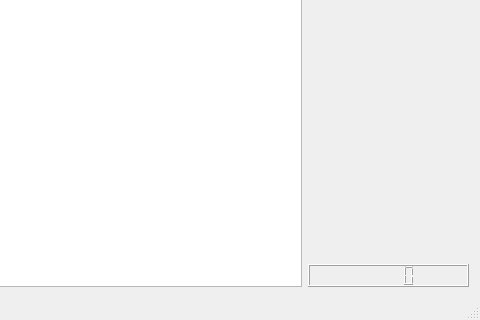
Before: the Qt Designer form SudokuFun/gui.ui in eul721/SudokuFun, drawn with Qt 5; both pictures show x 509 to 989 and y 541 to 861 of the 989 by 861 pixel window.
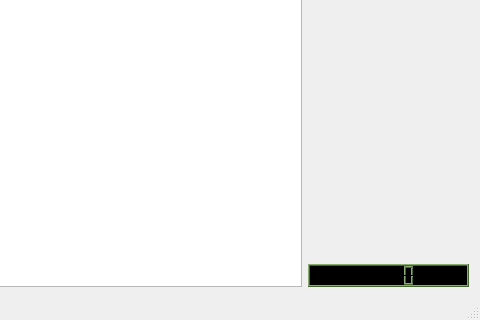
After: the same form once the commit is applied.

```diff
--- a/SudokuFun/gui.ui
+++ b/SudokuFun/gui.ui
@@ -82,7 +82,435 @@
          </spacer>
         </item>
         <item>
-         <widget class="QLCDNumber" name="timer"/>
+         <widget class="QLCDNumber" name="timer">
+          <property name="palette">
+           <palette>
+            <active>
+             <colorrole role="WindowText">
+              <brush brushstyle="SolidPattern">
+               <color alpha="255">
+                <red>0</red>
+                <green>0</green>
+                <blue>0</blue>
+               </color>
+              </brush>
+             </colorrole>
+             <colorrole role="Button">
+              <brush brushstyle="SolidPattern">
+               <color alpha="255">
+                <red>72</red>
+                <green>240</green>
+                <blue>0</blue>
+               </color>
+              </brush>
+             </colorrole>
+             <colorrole role="Light">
+              <brush brushstyle="SolidPattern">
+               <color alpha="255">
+                <red>154</red>
+                <green>154</green>
+                <blue>154</blue>
+               </color>
+              </brush>
+             </colorrole>
+             <colorrole role="Midlight">
+              <brush brushstyle="SolidPattern">
+               <color alpha="255">
+                <red>130</red>
+                <green>247</green>
+                <blue>52</blue>
+               </color>
+              </brush>
+             </colorrole>
+             <colorrole role="Dark">
+              <brush brushstyle="SolidPattern">
+               <color alpha="255">
+                <red>48</red>
+                <green>120</green>
+                <blue>0</blue>
+               </color>
+              </brush>
+             </colorrole>
+             <colorrole role="Mid">
+              <brush brushstyle="SolidPattern">
+               <color alpha="255">
+                <red>64</red>
+                <green>160</green>
+                <blue>0</blue>
+               </color>
+              </brush>
+             </colorrole>
+             <colorrole role="Text">
+              <brush brushstyle="SolidPattern">
+               <color alpha="255">
+                <red>0</red>
+                <green>0</green>
+                <blue>0</blue>
+               </color>
+              </brush>
+             </colorrole>
+             <colorrole role="BrightText">
+              <brush brushstyle="SolidPattern">
+               <color alpha="255">
+                <red>255</red>
+                <green>255</green>
+                <blue>255</blue>
+               </color>
+              </brush>
+             </colorrole>
+             <colorrole role="ButtonText">
+              <brush brushstyle="SolidPattern">
+               <color alpha="255">
+                <red>0</red>
+                <green>0</green>
+                <blue>0</blue>
+               </color>
+              </brush>
+             </colorrole>
+             <colorrole role="Base">
+              <brush brushstyle="SolidPattern">
+               <color alpha="255">
+                <red>255</red>
+                <green>255</green>
+                <blue>255</blue>
+               </color>
+              </brush>
+             </colorrole>
+             <colorrole role="Window">
+              <brush brushstyle="SolidPattern">
+               <color alpha="255">
+                <red>0</red>
+                <green>0</green>
+                <blue>0</blue>
+               </color>
+              </brush>
+             </colorrole>
+             <colorrole role="Shadow">
+              <brush brushstyle="SolidPattern">
+               <color alpha="255">
+                <red>0</red>
+                <green>0</green>
+                <blue>0</blue>
+               </color>
+              </brush>
+             </colorrole>
+             <colorrole role="AlternateBase">
+              <brush brushstyle="SolidPattern">
+               <color alpha="255">
+                <red>170</red>
+                <green>170</green>
+                <blue>255</blue>
+               </color>
+              </brush>
+             </colorrole>
+             <colorrole role="ToolTipBase">
+              <brush brushstyle="SolidPattern">
+               <color alpha="255">
+                <red>255</red>
+                <green>255</green>
+                <blue>220</blue>
+               </color>
+              </brush>
+             </colorrole>
+             <colorrole role="ToolTipText">
+              <brush brushstyle="SolidPattern">
+               <color alpha="255">
+                <red>0</red>
+                <green>0</green>
+                <blue>0</blue>
+               </color>
+              </brush>
+             </colorrole>
+            </active>
+            <inactive>
+             <colorrole role="WindowText">
+              <brush brushstyle="SolidPattern">
+               <color alpha="255">
+                <red>0</red>
+                <green>0</green>
+                <blue>0</blue>
+               </color>
+              </brush>
+             </colorrole>
+             <colorrole role="Button">
+              <brush brushstyle="SolidPattern">
+               <color alpha="255">
+                <red>72</red>
+                <green>240</green>
+                <blue>0</blue>
+               </color>
+              </brush>
+             </colorrole>
+             <colorrole role="Light">
+              <brush brushstyle="SolidPattern">
+               <color alpha="255">
+                <red>154</red>
+                <green>154</green>
+                <blue>154</blue>
+               </color>
+              </brush>
+             </colorrole>
+             <colorrole role="Midlight">
+              <brush brushstyle="SolidPattern">
+               <color alpha="255">
+                <red>130</red>
+                <green>247</green>
+                <blue>52</blue>
+               </color>
+              </brush>
+             </colorrole>
+             <colorrole role="Dark">
+              <brush brushstyle="SolidPattern">
+               <color alpha="255">
+                <red>48</red>
+                <green>120</green>
+                <blue>0</blue>
+               </color>
+              </brush>
+             </colorrole>
+             <colorrole role="Mid">
+              <brush brushstyle="SolidPattern">
+               <color alpha="255">
+                <red>64</red>
+                <green>160</green>
+                <blue>0</blue>
+               </color>
+              </brush>
+             </colorrole>
+             <colorrole role="Text">
+              <brush brushstyle="SolidPattern">
+               <color alpha="255">
+                <red>0</red>
+                <green>0</green>
+                <blue>0</blue>
+               </color>
+              </brush>
+             </colorrole>
+             <colorrole role="BrightText">
+              <brush brushstyle="SolidPattern">
+               <color alpha="255">
+                <red>255</red>
+                <green>255</green>
+                <blue>255</blue>
+               </color>
+              </brush>
+             </colorrole>
+             <colorrole role="ButtonText">
+              <brush brushstyle="SolidPattern">
+               <color alpha="255">
+                <red>0</red>
+                <green>0</green>
+                <blue>0</blue>
+               </color>
+              </brush>
+             </colorrole>
+             <colorrole role="Base">
+              <brush brushstyle="SolidPattern">
+               <color alpha="255">
+                <red>255</red>
+                <green>255</green>
+                <blue>255</blue>
+               </color>
+              </brush>
+             </colorrole>
+             <colorrole role="Window">
+              <brush brushstyle="SolidPattern">
+               <color alpha="255">
+                <red>0</red>
+                <green>0</green>
+                <blue>0</blue>
+               </color>
+              </brush>
+             </colorrole>
+             <colorrole role="Shadow">
+              <brush brushstyle="SolidPattern">
+               <color alpha="255">
+                <red>0</red>
+                <green>0</green>
+                <blue>0</blue>
+               </color>
+              </brush>
+             </colorrole>
+             <colorrole role="AlternateBase">
+              <brush brushstyle="SolidPattern">
+               <color alpha="255">
+                <red>170</red>
+                <green>170</green>
+                <blue>255</blue>
+               </color>
+              </brush>
+             </colorrole>
+             <colorrole role="ToolTipBase">
+              <brush brushstyle="SolidPattern">
+               <color alpha="255">
+                <red>255</red>
+                <green>255</green>
+                <blue>220</blue>
+               </color>
+              </brush>
+             </colorrole>
+             <colorrole role="ToolTipText">
+              <brush brushstyle="SolidPattern">
+               <color alpha="255">
+                <red>0</red>
+                <green>0</green>
+                <blue>0</blue>
+               </color>
+              </brush>
+             </colorrole>
+            </inactive>
+            <disabled>
+             <colorrole role="WindowText">
+              <brush brushstyle="SolidPattern">
+               <color alpha="255">
+                <red>48</red>
+                <green>120</green>
+                <blue>0</blue>
+               </color>
+              </brush>
+             </colorrole>
+             <colorrole role="Button">
+              <brush brushstyle="SolidPattern">
+               <color alpha="255">
+                <red>72</red>
+                <green>240</green>
+                <blue>0</blue>
+               </color>
+              </brush>
+             </colorrole>
+             <colorrole role="Light">
+              <brush brushstyle="SolidPattern">
+               <color alpha="255">
+                <red>154</red>
+                <green>154</green>
+                <blue>154</blue>
+               </color>
+              </brush>
+             </colorrole>
+             <colorrole role="Midlight">
+              <brush brushstyle="SolidPattern">
+               <color alpha="255">
+                <red>130</red>
+                <green>247</green>
+                <blue>52</blue>
+               </color>
+              </brush>
+             </colorrole>
+             <colorrole role="Dark">
+              <brush brushstyle="SolidPattern">
+               <color alpha="255">
+                <red>48</red>
+                <green>120</green>
+                <blue>0</blue>
+               </color>
+              </brush>
+             </colorrole>
+             <colorrole role="Mid">
+              <brush brushstyle="SolidPattern">
+               <color alpha="255">
+                <red>64</red>
+                <green>160</green>
+                <blue>0</blue>
+               </color>
+              </brush>
+             </colorrole>
+             <colorrole role="Text">
+              <brush brushstyle="SolidPattern">
+               <color alpha="255">
+                <red>48</red>
+                <green>120</green>
+                <blue>0</blue>
+               </color>
+              </brush>
+             </colorrole>
+             <colorrole role="BrightText">
+              <brush brushstyle="SolidPattern">
+               <color alpha="255">
+                <red>255</red>
+                <green>255</green>
+                <blue>255</blue>
+               </color>
+              </brush>
+             </colorrole>
+             <colorrole role="ButtonText">
+              <brush brushstyle="SolidPattern">
+               <color alpha="255">
+                <red>48</red>
+                <green>120</green>
+                <blue>0</blue>
+               </color>
+              </brush>
+             </colorrole>
+             <colorrole role="Base">
+              <brush brushstyle="SolidPattern">
+               <color alpha="255">
+                <red>0</red>
+                <green>0</green>
+                <blue>0</blue>
+               </color>
+              </brush>
+             </colorrole>
+             <colorrole role="Window">
+              <brush brushstyle="SolidPattern">
+               <color alpha="255">
+                <red>0</red>
+                <green>0</green>
+                <blue>0</blue>
+               </color>
+              </brush>
+             </colorrole>
+             <colorrole role="Shadow">
+              <brush brushstyle="SolidPattern">
+               <color alpha="255">
+                <red>0</red>
+                <green>0</green>
+                <blue>0</blue>
+               </color>
+              </brush>
+             </colorrole>
+             <colorrole role="AlternateBase">
+              <brush brushstyle="SolidPattern">
+               <color alpha="255">
+                <red>170</red>
+                <green>170</green>
+                <blue>255</blue>
+               </color>
+              </brush>
+             </colorrole>
+             <colorrole role="ToolTipBase">
+              <brush brushstyle="SolidPattern">
+               <color alpha="255">
+                <red>255</red>
+                <green>255</green>
+                <blue>220</blue>
+               </color>
+              </brush>
+             </colorrole>
+             <colorrole role="ToolTipText">
+              <brush brushstyle="SolidPattern">
+               <color alpha="255">
+                <red>0</red>
+                <green>0</green>
+                <blue>0</blue>
+               </color>
+              </brush>
+             </colorrole>
+            </disabled>
+           </palette>
+          </property>
+          <property name="autoFillBackground">
+           <bool>true</bool>
+          </property>
+          <property name="frameShadow">
+           <enum>QFrame::Raised</enum>
+          </property>
+          <property name="smallDecimalPoint">
+           <bool>false</bool>
+          </property>
+          <property name="segmentStyle">
+           <enum>QLCDNumber::Filled</enum>
+          </property>
+         </widget>
         </item>
        </layout>
       </item>
```
